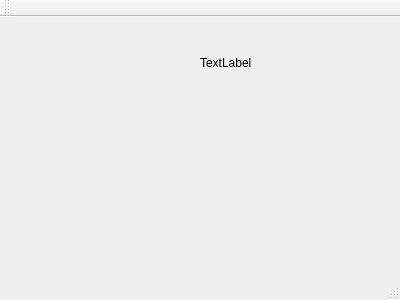
Old version of the form mainwindow.ui in the repository AlexPelmen/RaskolBass.
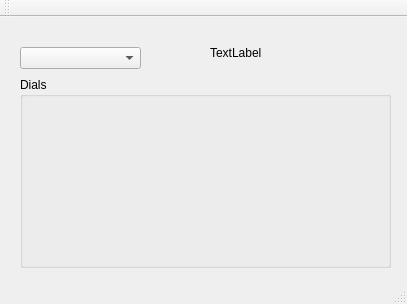
New version of the form.

Commit message: Dial generating to main window is added

```diff
--- a/mainwindow.ui
+++ b/mainwindow.ui
@@ -6,8 +6,8 @@
    <rect>
     <x>0</x>
     <y>0</y>
-    <width>400</width>
-    <height>300</height>
+    <width>407</width>
+    <height>304</height>
    </rect>
   </property>
   <property name="windowTitle">
@@ -17,16 +17,57 @@
    <widget class="QLabel" name="label">
     <property name="geometry">
      <rect>
-      <x>200</x>
+      <x>210</x>
       <y>10</y>
-      <width>191</width>
-      <height>71</height>
+      <width>181</width>
+      <height>51</height>
      </rect>
     </property>
     <property name="text">
      <string>TextLabel</string>
     </property>
    </widget>
+   <widget class="QComboBox" name="comboBox">
+    <property name="geometry">
+     <rect>
+      <x>20</x>
+      <y>30</y>
+      <width>121</width>
+      <height>22</height>
+     </rect>
+    </property>
+    <property name="editable">
+     <bool>false</bool>
+    </property>
+   </widget>
+   <widget class="QGroupBox" name="effect_group">
+    <property name="geometry">
+     <rect>
+      <x>20</x>
+      <y>60</y>
+      <width>371</width>
+      <height>191</height>
+     </rect>
+    </property>
+    <property name="title">
+     <string>Dials</string>
+    </property>
+    <widget class="QWidget" name="gridLayoutWidget">
+     <property name="geometry">
+      <rect>
+       <x>0</x>
+       <y>10</y>
+       <width>371</width>
+       <height>181</height>
+      </rect>
+     </property>
+     <layout class="QGridLayout" name="effect_layout" columnstretch="0">
+      <property name="sizeConstraint">
+       <enum>QLayout::SetFixedSize</enum>
+      </property>
+     </layout>
+    </widget>
+   </widget>
   </widget>
   <widget class="QMenuBar" name="menuBar">
    <property name="geometry">
```
Left out of the diff: 2 changed lines with no effect on the pictures. The commit also changes 2 other files.
